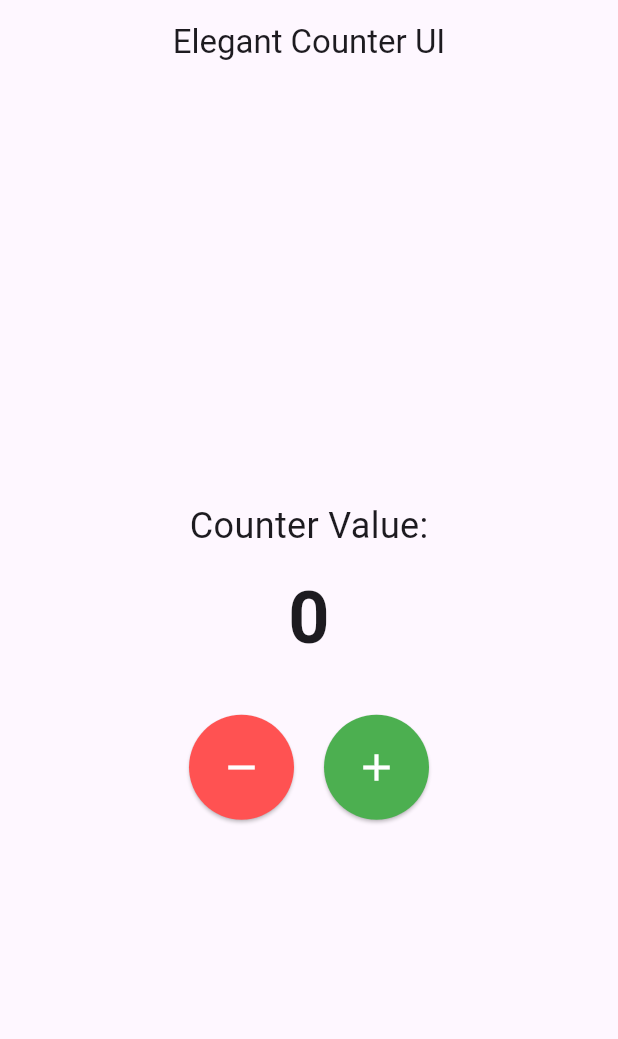
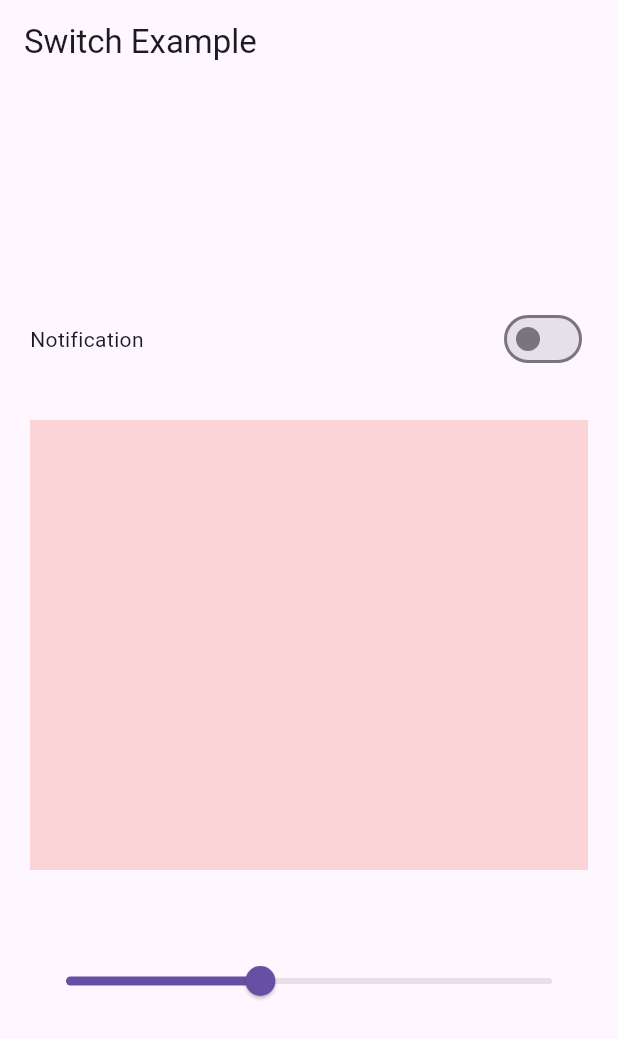
Before and after one commit to Rohit-Chandra-007/bloc_implementation-examples, a Flutter app: the screen it shows after launch, on a phone screen of 412 x 824 dp. Shown: the top 1039 px of the screen. Run offline on Flutter 3.47's test engine with Material 3 defaults, Android fonts, the phone set to English and light mode, and no system bars; our stand-ins replace equatable, flutter_bloc, logger.

Commit message:
toggle_example added

```diff
--- a/lib/bloc/counter_bloc.dart
+++ b/lib/bloc/counter/counter_bloc.dart
@@ -1,9 +1,9 @@
-import 'package:counter_bloc_app/bloc/events.dart';
-import 'package:counter_bloc_app/bloc/states.dart';
+import 'package:counter_bloc_app/bloc/counter/events.dart';
+import 'package:counter_bloc_app/bloc/counter/states.dart';
 import 'package:flutter_bloc/flutter_bloc.dart';
 
 class CounterBloc extends Bloc<CounterEvent, CounterState> {
-  CounterBloc() : super(CounterInitial()) {
+  CounterBloc() : super(const CounterInitial()) {
     on<Increment>((event, emit) {
       final currentState = state;
       final newCount =
--- /dev/null
+++ b/lib/bloc/counter/events.dart
@@ -0,0 +1,12 @@
+// events.dart
+import 'package:equatable/equatable.dart';
+
+abstract class CounterEvent extends Equatable {
+  const CounterEvent();
+  @override
+  List<Object?> get props => [];
+}
+
+class Increment extends CounterEvent {}
+
+class Decrement extends CounterEvent {}
--- /dev/null
+++ b/lib/bloc/counter/states.dart
@@ -0,0 +1,18 @@
+// states.dart
+import 'package:equatable/equatable.dart';
+
+sealed class CounterState extends Equatable {
+  final int count;
+  const CounterState(this.count);
+
+  @override
+  List<Object?> get props => [count];
+}
+
+class CounterInitial extends CounterState {
+ const CounterInitial() : super(0);
+}
+
+class CounterUpdated extends CounterState {
+ const CounterUpdated(super.count);
+}
--- a/lib/bloc/events.dart
+++ /dev/null
@@ -1,6 +0,0 @@
-// events.dart
-abstract class CounterEvent {}
-
-class Increment extends CounterEvent {}
-
-class Decrement extends CounterEvent {}
--- a/lib/bloc/states.dart
+++ /dev/null
@@ -1,13 +0,0 @@
-// states.dart
-abstract class CounterState {
-  final int count;
-  CounterState(this.count);
-}
-
-class CounterInitial extends CounterState {
-  CounterInitial() : super(0);
-}
-
-class CounterUpdated extends CounterState {
-  CounterUpdated(super.count);
-}
--- /dev/null
+++ b/lib/bloc/switch/bloc/switch_bloc.dart
@@ -0,0 +1,23 @@
+import 'package:equatable/equatable.dart';
+import 'package:flutter/material.dart';
+import 'package:flutter_bloc/flutter_bloc.dart';
+import 'package:logger/logger.dart';
+
+part 'switch_event.dart';
+part 'switch_state.dart';
+
+class SwitchBloc extends Bloc<SwitchEvent, SwitchState> {
+  var logger = Logger();
+  SwitchBloc() : super(const SwitchInitial()) {
+    on<ToggleSwitchEvent>((event, emit) {
+      final currentState = state;
+      if (currentState is ToggleSwitchUpdate) {
+        logger.e("toggled State:${currentState.isEnabled}");
+        emit(ToggleSwitchUpdate(!currentState.isEnabled));
+      } else if (currentState is SwitchInitial) {
+        logger.e("initial State:${currentState.isEnabled}");
+        emit(ToggleSwitchUpdate(!currentState.isEnabled));
+      }
+    });
+  }
+}
--- /dev/null
+++ b/lib/bloc/switch/bloc/switch_event.dart
@@ -0,0 +1,10 @@
+part of 'switch_bloc.dart';
+@immutable
+sealed class SwitchEvent extends Equatable {
+  const SwitchEvent();
+
+  @override
+  List<Object> get props => [];
+}
+
+class ToggleSwitchEvent extends SwitchEvent {}
--- /dev/null
+++ b/lib/bloc/switch/bloc/switch_state.dart
@@ -0,0 +1,19 @@
+part of 'switch_bloc.dart';
+
+@immutable
+sealed class SwitchState extends Equatable {
+  final bool isEnabled;
+
+  const SwitchState(this.isEnabled);
+
+  @override
+  List<Object> get props => [isEnabled];
+}
+
+class SwitchInitial extends SwitchState {
+  const SwitchInitial() : super(false);
+}
+
+class ToggleSwitchUpdate extends SwitchState {
+  const ToggleSwitchUpdate(super.isEnabled);
+}
--- a/lib/main.dart
+++ b/lib/main.dart
@@ -1,28 +1,28 @@
-import 'package:counter_bloc_app/ui/counter_screen.dart';
+import 'package:counter_bloc_app/bloc/switch/bloc/switch_bloc.dart';
+import 'package:counter_bloc_app/ui/switch_screen.dart';
 import 'package:flutter/material.dart';
 import 'package:flutter_bloc/flutter_bloc.dart';
 
-import 'bloc/counter_bloc.dart';
-
 void main() {
-  runApp(BlocProvider(
-    create: (context) => CounterBloc(),
-    child: const CounterApp(),
-  ));
+  runApp(
+    const BlocExamplesApp(),
+  );
 }
 
-class CounterApp extends StatelessWidget {
-  const CounterApp({super.key});
+class BlocExamplesApp extends StatelessWidget {
+  const BlocExamplesApp({super.key});
 
   @override
   Widget build(BuildContext context) {
-    return MaterialApp(
-      debugShowCheckedModeBanner: false,
-      title: 'Elegant Counter UI',
-      theme: ThemeData(
-        primarySwatch: Colors.blue,
-      ),
-      home: const CounterScreen(),
-    );
+    return BlocProvider(
+        create: (context) => SwitchBloc(),
+        child: MaterialApp(
+          debugShowCheckedModeBanner: false,
+          title: 'Elegant Counter UI',
+          theme: ThemeData(
+            primarySwatch: Colors.blue,
+          ),
+          home: const SwitchScreen(),
+        ));
   }
 }
--- a/lib/ui/counter_screen.dart
+++ b/lib/ui/counter_screen.dart
@@ -1,6 +1,7 @@
-import 'package:counter_bloc_app/bloc/counter_bloc.dart';
-import 'package:counter_bloc_app/bloc/events.dart';
-import 'package:counter_bloc_app/bloc/states.dart';
+import 'package:counter_bloc_app/bloc/counter/counter_bloc.dart';
+import 'package:counter_bloc_app/bloc/counter/events.dart';
+import 'package:counter_bloc_app/bloc/counter/states.dart';
+
 import 'package:flutter/material.dart';
 import 'package:flutter_bloc/flutter_bloc.dart';
 
@@ -14,7 +15,7 @@ class CounterScreen extends StatelessWidget {
     return Scaffold(
       appBar: AppBar(
         title: const Text('Elegant Counter UI'),
-        centerTitle: true,
+
       ),
       body: Center(
         child: Column(
--- /dev/null
+++ b/lib/ui/switch_screen.dart
@@ -0,0 +1,57 @@
+import 'package:counter_bloc_app/bloc/switch/bloc/switch_bloc.dart';
+import 'package:flutter/material.dart';
+import 'package:flutter_bloc/flutter_bloc.dart';
+import 'package:logger/logger.dart';
+
+class SwitchScreen extends StatelessWidget {
+  const SwitchScreen({super.key});
+
+  @override
+  Widget build(BuildContext context) {
+    return Scaffold(
+      appBar: AppBar(
+        title: const Text("Switch Example"),
+      ),
+      body: Padding(
+        padding: const EdgeInsets.symmetric(horizontal: 20),
+        child: Column(
+          mainAxisAlignment: MainAxisAlignment.center,
+          crossAxisAlignment: CrossAxisAlignment.center,
+          children: [
+            Row(
+              mainAxisAlignment: MainAxisAlignment.spaceBetween,
+              children: [
+                const Text('Notification'),
+                BlocBuilder<SwitchBloc, SwitchState>(builder: (context, state) {
+                  return Switch(
+                    value: state.isEnabled,
+                    onChanged: (value) {
+                      print(value);
+                      context.read<SwitchBloc>().add(ToggleSwitchEvent());
+                    },
+                  );
+                })
+              ],
+            ),
+            const SizedBox(
+              height: 30,
+            ),
+            Container(
+              height: 300,
+              decoration: BoxDecoration(
+                color: Colors.red.withOpacity(0.2),
+              ),
+            ),
+            const SizedBox(
+              height: 50,
+            ),
+            Slider(
+              value: 0.4,
+              onChanged: (value) {},
+            )
+          ],
+        ),
+      ),
+    );
+  }
+}
--- a/pubspec.yaml
+++ b/pubspec.yaml
@@ -11,6 +11,8 @@ dependencies:
     sdk: flutter
   flutter_bloc: ^8.1.6
   equatable: ^2.0.5
+  bloc: ^8.1.4
+  logger: ^2.4.0
 
 dev_dependencies:
   flutter_test:
```
Also changed, not shown: pubspec.lock.
